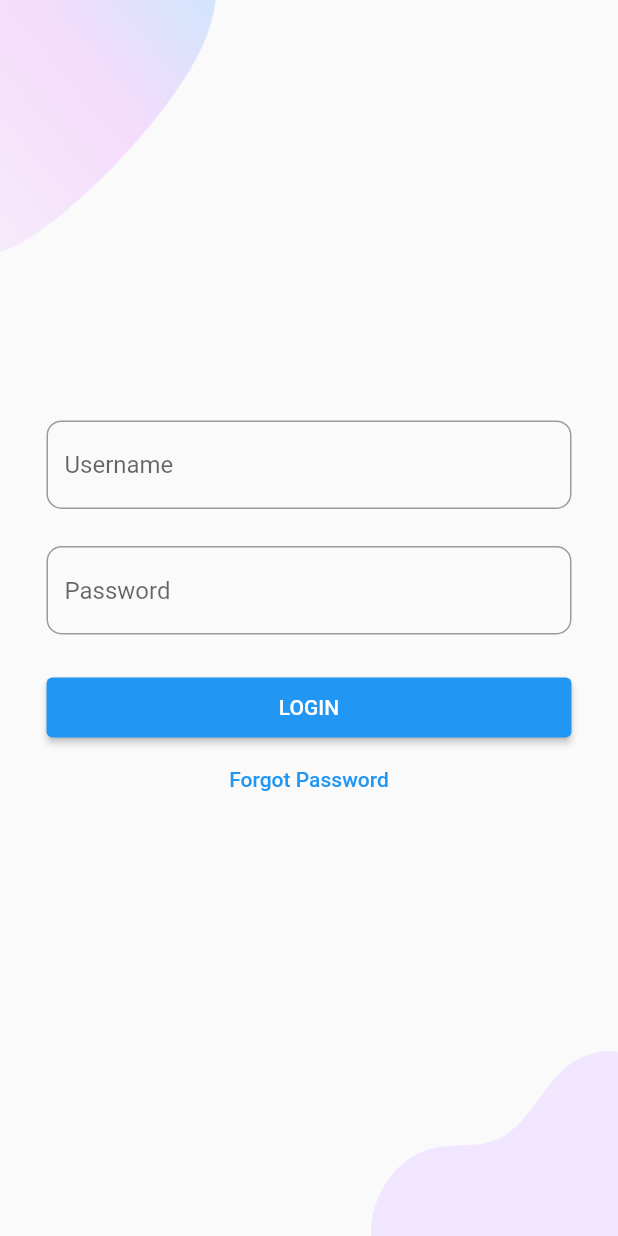
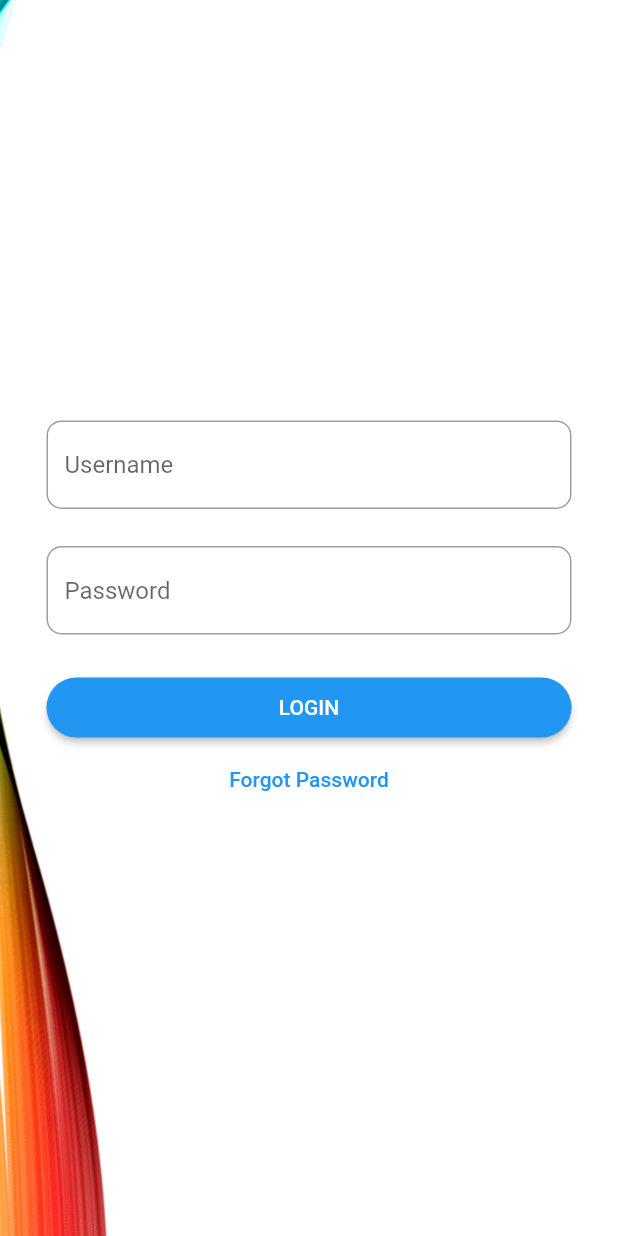
Before and after one commit to mrreyesm/sak_app, a Flutter app: the screen it shows after launch, after a tap on "LOGIN", on a phone screen of 412 x 824 dp. Run offline on Flutter 3.47's test engine with Material 2 defaults, Android fonts, the phone set to English and light mode, and no system bars; our stand-ins replace animated_splash_screen, animated_text_kit, page_transition, splashscreen.

Commit message:
Design alignment

```diff
--- a/lib/Screens/Login/components/background.dart
+++ b/lib/Screens/Login/components/background.dart
@@ -10,26 +10,20 @@ class Background extends StatelessWidget {
   @override
   Widget build(BuildContext context) {
     Size size = MediaQuery.of(context).size;
-    return SizedBox(
+    return Container(
       width: double.infinity,
-      height: size.height,
+      height: double.infinity,
       child: Stack(
         alignment: Alignment.center,
         children: <Widget>[
           Positioned(
-            top: 0,
+            bottom: 0,
             left: 0,
             child: Image.asset(
-              "assets/images/main_top.png",
-              width: size.width * 0.35,
-            ),
-          ),
-          Positioned(
-            bottom: 0,
-            right: 0,
-            child: Image.asset(
-              "assets/images/login_bottom.png",
-              width: size.width * 0.4,
+              "assets/images/Presentation2.png",
+              width: size.width,
+              height: size.height,
+              fit: BoxFit.fitHeight,
             ),
           ),
           child,
--- a/lib/Screens/Login/components/body.dart
+++ b/lib/Screens/Login/components/body.dart
@@ -37,7 +37,10 @@ class Body extends StatelessWidget {
             ),
             SizedBox(height: size.height * 0.03),
             ElevatedButton(
-              style: ElevatedButton.styleFrom(fixedSize: const Size(350, 40)),
+              style: ElevatedButton.styleFrom(
+                  fixedSize: const Size(350, 40),
+                  shape: RoundedRectangleBorder(
+                      borderRadius: BorderRadius.circular(24))),
               onPressed: () {
                 Navigator.push(
                     context,
--- a/lib/Screens/Welcome/components/background.dart
+++ b/lib/Screens/Welcome/components/background.dart
@@ -16,19 +16,21 @@ class Background extends StatelessWidget {
       child: Stack(
         alignment: Alignment.center,
         children: <Widget>[
-          Positioned(
-            top: 0,
-            left: 0,
-            child: Image.asset(
-              "assets/images/main_top.png",
-            ),
-          ),
+          // Positioned(
+          //   top: 0,
+          //   left: 0,
+          //   child: Image.asset(
+          //     "assets/images/main_top.png",
+          //   ),
+          // ),
           Positioned(
             bottom: 0,
             left: 0,
             child: Image.asset(
-              "assets/images/main_bottom.png",
-              width: size.width * 0.2,
+              "assets/images/Presentation2.png",
+              width: size.width,
+              height: size.height,
+              fit: BoxFit.fitHeight,
             ),
           ),
           child,
--- a/lib/Screens/Welcome/components/body.dart
+++ b/lib/Screens/Welcome/components/body.dart
@@ -17,39 +17,6 @@ class Body extends StatelessWidget {
         child: Column(
           mainAxisAlignment: MainAxisAlignment.center,
           children: <Widget>[
-            // AnimatedTextKit(
-            //   animatedTexts: [
-            //     ScaleAnimatedText(
-            //       'WELCOME',
-            //       textStyle: const TextStyle(
-            //           fontFamily: 'Canterbury',
-            //           fontSize: 26.0,
-            //           fontWeight: FontWeight.bold,
-            //           color: Color.fromARGB(239, 222, 125, 20)),
-            //     ),
-            //     ScaleAnimatedText(
-            //       'TO YOUR',
-            //       textStyle: const TextStyle(
-            //           fontFamily: 'Canterbury',
-            //           fontSize: 26.0,
-            //           fontWeight: FontWeight.bold,
-            //           color: Color.fromARGB(239, 222, 125, 20)),
-            //     ),
-            //     ScaleAnimatedText(
-            //       'SAK APP!',
-            //       textStyle: const TextStyle(
-            //           fontFamily: 'Canterbury',
-            //           fontSize: 26.0,
-            //           fontWeight: FontWeight.bold,
-            //           color: Color.fromARGB(239, 222, 125, 20)),
-            //       duration: const Duration(milliseconds: 5000),
-            //     ),
-            //   ],
-            //   totalRepeatCount: 1,
-            //   pause: const Duration(milliseconds: 500),
-            //   displayFullTextOnTap: true,
-            //   stopPauseOnTap: true,
-            // ),
             SizedBox(height: size.height * 0.05),
             Image.asset(
               "assets/images/main_logo.png",
@@ -61,6 +28,10 @@ class Body extends StatelessWidget {
               width: 70,
             ),
             ElevatedButton(
+              style: ElevatedButton.styleFrom(
+                  fixedSize: const Size(350, 40),
+                  shape: RoundedRectangleBorder(
+                      borderRadius: BorderRadius.circular(24))),
               onPressed: () {
                 Navigator.push(context, MaterialPageRoute(builder: (context) {
                   return LoginScreen();
@@ -69,6 +40,7 @@ class Body extends StatelessWidget {
               child: const Text('LOGIN'),
             ),
             TextButton(
+              style: TextButton.styleFrom(fixedSize: const Size(350, 40)),
               onPressed: () {
                 Navigator.push(context, MaterialPageRoute(builder: (context) {
                   return SignUpScreen();
```
Also changed, not shown: assets/images/Presentation2.png (added), assets/images/maskgroup.png (added).
